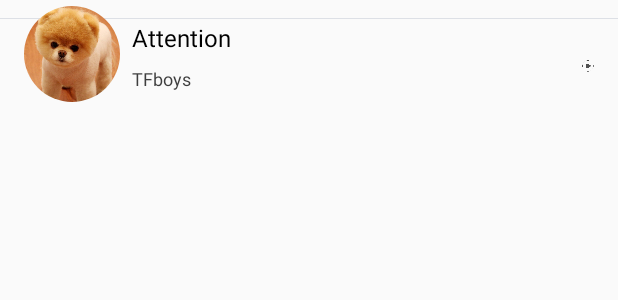
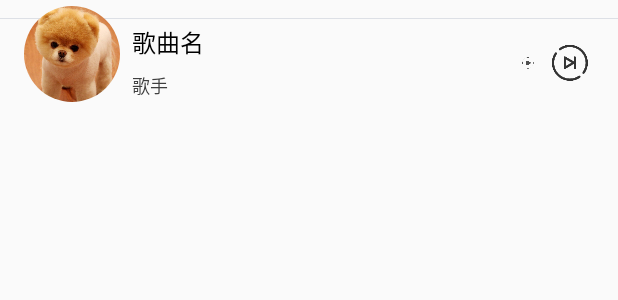
Before and after one commit to Longxiongzaizhe/MyPlayer, an Android app: the layout main_play_layout.xml on its own in the app's theme, with its tools: preview values and no code run, on a phone screen of 412 x 824 dp. Shown: the top 300 px of the screen. Run offline under Robolectric (Android 15) with nearby library versions, the phone set to English and light mode, and no system bars.

Commit message:
下一首添加

```diff
--- a/app/src/main/res/layout/activity_local_music.xml
+++ b/app/src/main/res/layout/activity_local_music.xml
@@ -11,8 +11,7 @@
         android:id="@+id/local_music_rv"
         android:layout_width="match_parent"
         android:layout_height="0dp"
-        android:layout_weight="1"
-        android:layout_marginBottom="@dimen/margin_small_size">
+        android:layout_weight="1">
 
     </android.support.v7.widget.RecyclerView>
 
--- a/app/src/main/res/layout/main_play_layout.xml
+++ b/app/src/main/res/layout/main_play_layout.xml
@@ -8,6 +8,7 @@
 
 
     <View
+        android:id="@+id/play_frag_line"
         android:layout_width="match_parent"
         android:layout_height="1px"
         android:background="@color/gray_DDE0E6"
@@ -26,15 +27,17 @@
 
     <TextView
         android:id="@+id/main_music_title"
-        android:layout_width="wrap_content"
+        android:layout_width="150dp"
         android:layout_height="wrap_content"
+        android:layout_marginTop="12dp"
+        android:ellipsize="end"
+        android:maxLines="1"
         android:layout_marginStart="8dp"
+        android:text="歌曲名"
         android:textColor="@color/black"
-        android:layout_marginTop="10dp"
+        android:textSize="@dimen/text_large_size"
         app:layout_constraintStart_toEndOf="@+id/main_music_albums"
-        app:layout_constraintTop_toTopOf="@+id/main_music_albums"
-        android:textSize="@dimen/text_large_size"
-        android:text="Attention" />
+        app:layout_constraintTop_toTopOf="@+id/main_music_albums" />
     <TextView
         android:id="@+id/main_music_author"
         android:layout_width="wrap_content"
@@ -45,19 +48,26 @@
         android:textSize="@dimen/text_small_size"
         app:layout_constraintStart_toEndOf="@+id/main_music_albums"
         app:layout_constraintTop_toBottomOf="@+id/main_music_title"
-        android:text="TFboys"/>
+        android:text="歌手"/>
 
     <ImageView
         android:id="@+id/main_play"
         android:layout_width="@dimen/dp_40"
-        android:layout_height="80dp"
-        android:layout_marginEnd="16dp"
-        android:paddingTop="24dp"
-        android:paddingBottom="16dp"
+        android:layout_height="40dp"
+        android:layout_marginEnd="56dp"
         android:src="@drawable/play_btn"
         app:layout_constraintBottom_toBottomOf="parent"
         app:layout_constraintEnd_toEndOf="parent"
-        app:layout_constraintTop_toTopOf="parent"
-        app:layout_constraintVertical_bias="0.0" />
+        app:layout_constraintTop_toTopOf="@+id/play_frag_line"/>
+
+    <ImageView
+        android:id="@+id/main_next"
+        android:layout_width="32dp"
+        android:layout_height="32dp"
+        android:layout_marginEnd="16dp"
+        android:src="@drawable/icon_next"
+        app:layout_constraintBottom_toBottomOf="parent"
+        app:layout_constraintEnd_toEndOf="parent"
+        app:layout_constraintTop_toTopOf="@+id/play_frag_line" />
 
 </android.support.constraint.ConstraintLayout>
--- a/app/src/main/res/values/strings.xml
+++ b/app/src/main/res/values/strings.xml
@@ -1,5 +1,5 @@
 <resources>
-    <string name="app_name">MyPlayer</string>
+    <string name="app_name">音乐园</string>
     <string name="title_activity_login">Sign in</string>
     <!-- Strings related to login -->
     <string name="prompt_email">Email</string>
```
Also changed, not shown: app/src/main/java/wj/com/myplayer/View/Fragment/PlayFragment.java (+19 -3 lines), app/src/main/res/drawable-xxhdpi/icon_next.png (added), app/src/main/res/drawable-xxhdpi/icon_pause.png (added).
